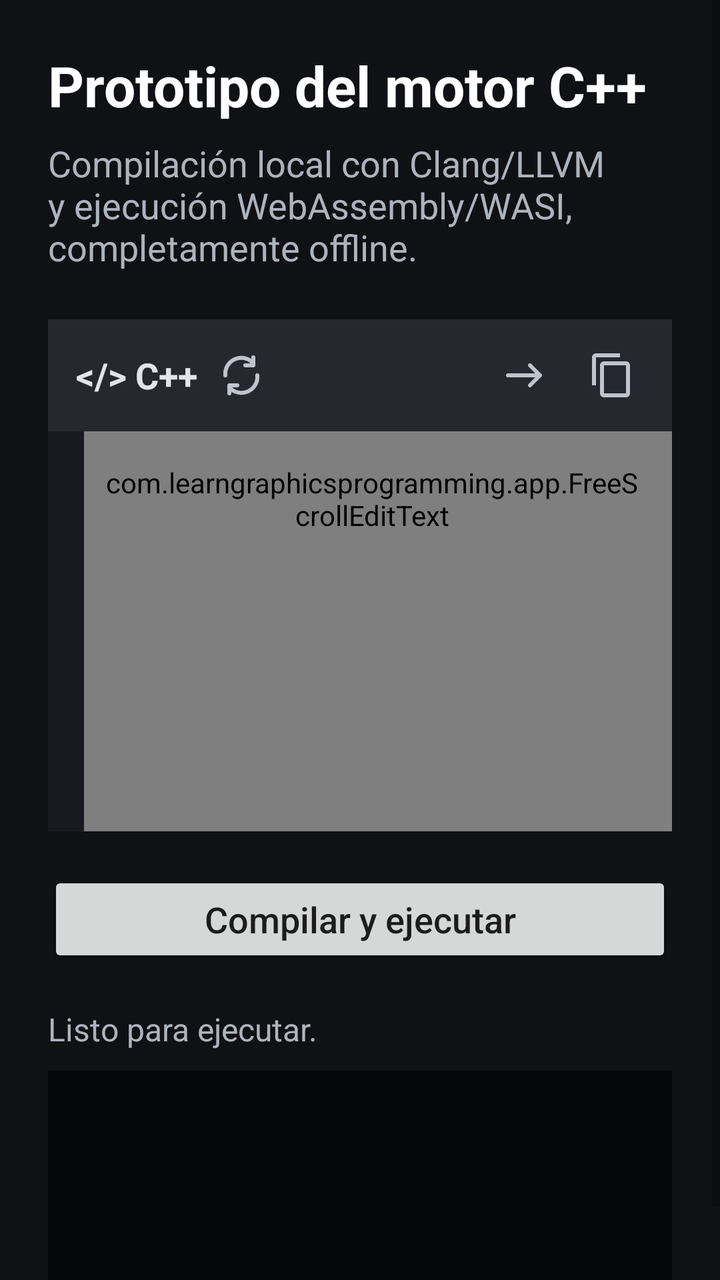
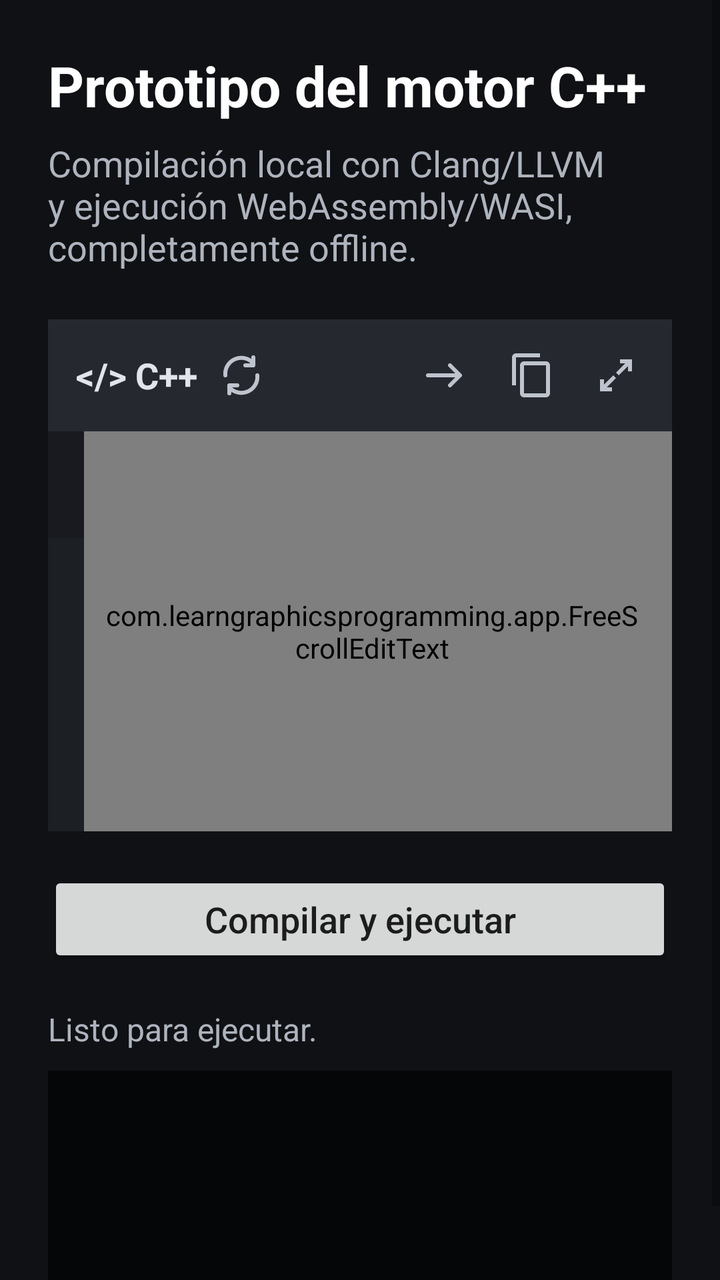

Two renders of the same Android screen: before a commit and after it. Below are the layout's source before the change and the commit's diff.
<!-- AndroidManifest.xml: application theme Theme.LearnGraphicsProgramming -->
<!-- res/layout/activity_cpp_prototype.xml -->
<?xml version="1.0" encoding="utf-8"?>
<LinearLayout
    xmlns:android="http://schemas.android.com/apk/res/android"
    android:layout_width="match_parent"
    android:layout_height="match_parent"
    android:background="#101114"
    android:orientation="vertical">

    <ScrollView
        android:layout_width="match_parent"
        android:layout_height="0dp"
        android:layout_weight="1"
        android:clipChildren="false"
        android:clipToPadding="false"
        android:fillViewport="true">

    <LinearLayout
        android:layout_width="match_parent"
        android:layout_height="wrap_content"
        android:clipChildren="false"
        android:clipToPadding="false"
        android:orientation="vertical"
        android:padding="24dp">

        <TextView
            android:layout_width="match_parent"
            android:layout_height="wrap_content"
            android:text="@string/cpp_runtime_title"
            android:textColor="#FFFFFF"
            android:textSize="28sp"
            android:textStyle="bold" />

        <TextView
            android:layout_width="match_parent"
            android:layout_height="wrap_content"
            android:layout_marginTop="8dp"
            android:text="@string/cpp_runtime_description"
            android:textColor="#AEB4BE"
            android:textSize="18sp" />

        

        <LinearLayout
            android:id="@+id/codeCard"
            android:layout_width="match_parent"
            android:layout_height="wrap_content"
            android:layout_marginTop="24dp"
            android:orientation="vertical">

            

            <LinearLayout
                android:layout_width="match_parent"
                android:layout_height="wrap_content"
                android:background="#25282E"
                android:gravity="center_vertical"
                android:orientation="horizontal"
                android:paddingStart="14dp"
                android:paddingTop="8dp"
                android:paddingEnd="8dp"
                android:paddingBottom="8dp">

                <TextView
                    android:layout_width="wrap_content"
                    android:layout_height="wrap_content"
                    android:text="@string/cpp_code_symbol"
                    android:textColor="#E1E4EB"
                    android:textSize="18sp"
                    android:textStyle="bold" />

                <TextView
                    android:id="@+id/resetCodeButton"
                    android:layout_width="wrap_content"
                    android:layout_height="wrap_content"
                    android:contentDescription="@string/exercise_reset_code"
                    android:gravity="center"
                    android:paddingStart="10dp"
                    android:paddingTop="8dp"
                    android:paddingEnd="10dp"
                    android:paddingBottom="8dp"
                    android:drawableStart="@drawable/ic_code_reset" />

                <View
                    android:layout_width="0dp"
                    android:layout_height="1dp"
                    android:layout_weight="1" />

                <TextView
                    android:id="@+id/alignCodeButton"
                    android:layout_width="wrap_content"
                    android:layout_height="wrap_content"
                    android:contentDescription="@string/exercise_wrap_disabled"
                    android:gravity="center"
                    android:paddingStart="10dp"
                    android:paddingTop="8dp"
                    android:paddingEnd="10dp"
                    android:paddingBottom="8dp"
                    android:drawableStart="@drawable/ic_code_wrap_off" />

                <TextView
                    android:id="@+id/copyCodeButton"
                    android:layout_width="wrap_content"
                    android:layout_height="wrap_content"
                    android:contentDescription="@string/copy_code"
                    android:gravity="center"
                    android:paddingStart="10dp"
                    android:paddingTop="8dp"
                    android:paddingEnd="10dp"
                    android:paddingBottom="8dp"
                    android:drawableStart="@drawable/ic_code_copy" />

            </LinearLayout>

            

            <LinearLayout
                android:id="@+id/codeEditorBody"
                android:layout_width="match_parent"
                android:layout_height="wrap_content"
                android:background="#1C1F24"
                android:baselineAligned="false"
                android:minHeight="200dp"
                android:orientation="horizontal">

                

                <TextView
                    android:id="@+id/lineNumbers"
                    android:layout_width="18dp"
                    android:layout_height="match_parent"
                    android:background="#181A1F"
                    android:fontFamily="monospace"
                    android:gravity="top|end"
                    android:includeFontPadding="false"
                    android:paddingStart="0dp"
                    android:paddingTop="16dp"
                    android:paddingEnd="3dp"
                    android:paddingBottom="16dp"
                    android:textColor="#6F7782"
                    android:textSize="18sp" />

                

                <com.learngraphicsprogramming.app.FreeScrollEditText
                    android:id="@+id/sourceCode"
                    android:layout_width="0dp"
                    android:layout_height="wrap_content"
                    android:layout_weight="1"
                    android:background="@android:color/transparent"
                    android:fontFamily="monospace"
                    android:gravity="top|start"
                    android:includeFontPadding="false"
                    android:inputType="textMultiLine|textNoSuggestions"
                    android:minHeight="200dp"
                    android:overScrollMode="never"
                    android:paddingStart="10dp"
                    android:paddingTop="16dp"
                    android:paddingEnd="16dp"
                    android:paddingBottom="16dp"
                    android:scrollHorizontally="true"
                    android:scrollbars="horizontal"
                    android:textColor="#E6EDF3"
                    android:textSize="18sp" />

            </LinearLayout>

        </LinearLayout>

        <Button
            android:id="@+id/runButton"
            android:layout_width="match_parent"
            android:layout_height="wrap_content"
            android:layout_marginTop="20dp"
            android:text="@string/cpp_runtime_run"
            android:textAllCaps="false"
            android:textSize="18sp" />

        <TextView
            android:id="@+id/statusText"
            android:layout_width="match_parent"
            android:layout_height="wrap_content"
            android:layout_marginTop="20dp"
            android:text="@string/cpp_runtime_ready"
            android:textColor="#AEB4BE"
            android:textSize="16sp" />

        <TextView
            android:id="@+id/outputText"
            android:layout_width="match_parent"
            android:layout_height="wrap_content"
            android:layout_marginTop="10dp"
            android:background="#050607"
            android:fontFamily="monospace"
            android:minHeight="120dp"
            android:padding="18sp"
            android:textColor="#79E29D"
            android:textIsSelectable="true"
            android:textSize="18sp" />

        
        <LinearLayout
            android:id="@+id/clangCompilerSelectorSection"
            android:layout_width="match_parent"
            android:layout_height="wrap_content"
            android:layout_marginTop="16dp"
            android:orientation="vertical"
            android:visibility="gone">

            <TextView
                android:layout_width="match_parent"
                android:layout_height="wrap_content"
                android:text="@string/clang_compiler_selector_title"
                android:textColor="#E6EDF3"
                android:textSize="16sp" />

            <RadioGroup
                android:id="@+id/clangCompilerRadioGroup"
                android:layout_width="match_parent"
                android:layout_height="wrap_content"
                android:orientation="vertical">

                <RadioButton
                    android:id="@+id/clang23RadioButton"
                    android:layout_width="wrap_content"
                    android:layout_height="wrap_content"
                    android:checked="true"
                    android:text="@string/clang_compiler_23"
                    android:textColor="#E6EDF3" />

                <RadioButton
                    android:id="@+id/clang21RadioButton"
                    android:layout_width="wrap_content"
                    android:layout_height="wrap_content"
                    android:layout_marginTop="8dp"
                    android:enabled="false"
                    android:text="@string/clang_compiler_21"
                    android:textColor="#E6EDF3" />
            </RadioGroup>
        </LinearLayout>

        
        <LinearLayout
            android:id="@+id/clang21FeatureSection"
            android:layout_width="match_parent"
            android:layout_height="wrap_content"
            android:layout_marginTop="24dp"
            android:orientation="vertical"
            android:visibility="gone">

            <TextView
                android:layout_width="match_parent"
                android:layout_height="wrap_content"
                android:text="@string/clang21_feature_title"
                android:textColor="#FFFFFF"
                android:textSize="20sp"
                android:textStyle="bold" />

            <TextView
                android:layout_width="match_parent"
                android:layout_height="wrap_content"
                android:layout_marginTop="8dp"
                android:text="@string/clang21_panel_description"
                android:textColor="#AEB4BE"
                android:textSize="15sp" />

            <TextView
                android:id="@+id/clang21FeatureStatus"
                android:layout_width="match_parent"
                android:layout_height="wrap_content"
                android:layout_marginTop="12dp"
                android:accessibilityLiveRegion="polite"
                android:text="@string/clang21_not_installed"
                android:textColor="#D5DBE6"
                android:textSize="15sp" />

            <TextView
                android:id="@+id/clang21ExecutionUnavailable"
                android:layout_width="match_parent"
                android:layout_height="wrap_content"
                android:layout_marginTop="8dp"
                android:text="@string/clang21_installed_unavailable"
                android:textColor="#F0C280"
                android:textSize="14sp"
                android:visibility="gone" />

            <ProgressBar
                android:id="@+id/clang21FeatureProgress"
                style="?android:attr/progressBarStyleHorizontal"
                android:layout_width="match_parent"
                android:layout_height="wrap_content"
                android:layout_marginTop="10dp"
                android:max="100"
                android:visibility="gone" />

            <LinearLayout
                android:layout_width="match_parent"
                android:layout_height="wrap_content"
                android:layout_marginTop="8dp"
                android:gravity="center_vertical"
                android:orientation="horizontal">

                <Button
                    android:id="@+id/clang21DownloadButton"
                    android:layout_width="0dp"
                    android:layout_height="wrap_content"
                    android:layout_weight="1"
                    android:text="@string/clang21_download"
                    android:textAllCaps="false" />

                <Button
                    android:id="@+id/clang21CancelButton"
                    android:layout_width="wrap_content"
                    android:layout_height="wrap_content"
                    android:layout_marginStart="8dp"
                    android:text="@string/clang21_cancel_download"
                    android:textAllCaps="false"
                    android:visibility="gone" />
            </LinearLayout>
        </LinearLayout>

    </LinearLayout>

    </ScrollView>

    
    <HorizontalScrollView
        android:id="@+id/programmingKeyboardBar"
        android:layout_width="match_parent"
        android:layout_height="52dp"
        android:background="#181A1F"
        android:fillViewport="false"
        android:overScrollMode="never"
        android:scrollbars="none"
        android:visibility="gone">

        <LinearLayout
            android:id="@+id/programmingKeyboardBarContent"
            android:layout_width="wrap_content"
            android:layout_height="match_parent"
            android:gravity="center_vertical"
            android:orientation="horizontal"
            android:paddingStart="4dp"
            android:paddingEnd="4dp" />
    </HorizontalScrollView>

</LinearLayout>
<!-- resources referenced by this layout -->
<resources>
  <!-- drawable ic_code_copy (drawable) -->
  <vector xmlns:android="http://schemas.android.com/apk/res/android"
      android:width="24dp"
      android:height="24dp"
      android:viewportWidth="24"
      android:viewportHeight="24">
  
      <path
          android:fillColor="#BEC3CD"
          android:pathData="M16,1H4C2.9,1 2,1.9 2,3V17H4V3H16V1ZM19,5H8C6.9,5 6,5.9 6,7V21C6,22.1 6.9,23 8,23H19C20.1,23 21,22.1 21,21V7C21,5.9 20.1,5 19,5ZM19,21H8V7H19V21Z" />
  
  </vector>
  <!-- drawable ic_code_wrap_off (drawable) -->
  <vector xmlns:android="http://schemas.android.com/apk/res/android"
      android:width="24dp"
      android:height="24dp"
      android:viewportWidth="24"
      android:viewportHeight="24">
  
      <path
          android:fillColor="@android:color/transparent"
          android:strokeColor="#BEC3CD"
          android:strokeWidth="2"
          android:strokeLineCap="round"
          android:strokeLineJoin="round"
          android:pathData="M4,12 L20,12 M15,7 L20,12 L15,17" />
  
  </vector>
  <string name="clang21_cancel_download">Cancelar descarga</string>
  <string name="clang21_download">Descargar Clang 21</string>
  <string name="clang21_feature_title">Compilador Clang 21 opcional</string>
  <string name="clang21_installed_unavailable">Clang 21 está instalado, pero Android todavía no permite ejecutar sus bibliotecas nativas desde esta instalación. Se mantiene Clang 23.</string>
  <string name="clang21_not_installed">Clang 21 no está instalado.</string>
  <string name="clang21_panel_description">Clang 23 es el compilador predeterminado. Si instalas Clang 21 desde Google Play, podrás seleccionarlo para compilar sin cambiar Clang 23.</string>
  <string name="clang_compiler_21">Clang 21 (opcional)</string>
  <string name="clang_compiler_23">Clang 23 (predeterminado)</string>
  <string name="clang_compiler_selector_title">Compilador para ejecutar este código</string>
  <string name="copy_code">Copiar</string>
  <string name="cpp_code_symbol" translatable="false">&lt;/&gt;  C++</string>
  <string name="cpp_runtime_description">Compilación local con Clang/LLVM y ejecución WebAssembly/WASI, completamente offline.</string>
  <string name="cpp_runtime_ready">Listo para ejecutar.</string>
  <string name="cpp_runtime_run">Compilar y ejecutar</string>
  <string name="cpp_runtime_title">Prototipo del motor C++</string>
  <string name="exercise_reset_code">Reiniciar código</string>
  <string name="exercise_wrap_disabled">Ajuste de línea desactivado</string>
  <color name="purple_500">#FF59F0FC</color>
  <color name="purple_700">#FF31848B</color>
  <color name="black">#FF000000</color>
  <color name="teal_200">#FF03DAC5</color>
  <color name="teal_700">#FF018786</color>
  <!-- unchanged entries left out for length: 2 -->
</resources>

<!-- the commit's change to res/layout/activity_cpp_prototype.xml (unified diff, before → after) -->
@@ -7,6 +7,7 @@
     android:orientation="vertical">
 
     <ScrollView
+        android:id="@+id/compilerScroll"
         android:layout_width="match_parent"
         android:layout_height="0dp"
         android:layout_weight="1"
@@ -15,6 +16,7 @@
         android:fillViewport="true">
 
     <LinearLayout
+        android:id="@+id/compilerContent"
         android:layout_width="match_parent"
         android:layout_height="wrap_content"
         android:clipChildren="false"
@@ -50,6 +52,7 @@
             
 
             <LinearLayout
+                android:id="@+id/codeHeader"
                 android:layout_width="match_parent"
                 android:layout_height="wrap_content"
                 android:background="#25282E"
@@ -109,6 +112,15 @@
                     android:paddingBottom="8dp"
                     android:drawableStart="@drawable/ic_code_copy" />
 
+                <TextView
+                    android:id="@+id/fullscreenCodeButton"
+                    android:layout_width="wrap_content"
+                    android:layout_height="wrap_content"
+                    android:contentDescription="@string/exercise_fullscreen"
+                    android:gravity="center"
+                    android:padding="8dp"
+                    android:drawableStart="@drawable/ic_code_fullscreen" />
+
             </LinearLayout>
 
             
@@ -124,10 +136,17 @@
 
                 
 
-                <TextView
-                    android:id="@+id/lineNumbers"
+                <ScrollView
+                    android:id="@+id/lineNumberScroll"
                     android:layout_width="18dp"
                     android:layout_height="match_parent"
+                    android:scrollbars="none"
+                    android:overScrollMode="never">
+
+                <TextView
+                    android:id="@+id/lineNumbers"
+                    android:layout_width="match_parent"
+                    android:layout_height="wrap_content"
                     android:background="#181A1F"
                     android:fontFamily="monospace"
                     android:gravity="top|end"
@@ -139,30 +158,59 @@
                     android:textColor="#6F7782"
                     android:textSize="18sp" />
 
+                </ScrollView>
+
                 
+
+                <FrameLayout
+                    android:id="@+id/editorContainer"
+                    android:layout_width="0dp"
+                    android:layout_height="match_parent"
+                    android:layout_weight="1">
 
                 <com.learngraphicsprogramming.app.FreeScrollEditText
                     android:id="@+id/sourceCode"
-                    android:layout_width="0dp"
-                    android:layout_height="wrap_content"
-                    android:layout_weight="1"
+                    android:layout_width="match_parent"
+                    android:layout_height="match_parent"
                     android:background="@android:color/transparent"
                     android:fontFamily="monospace"
                     android:gravity="top|start"
                     android:includeFontPadding="false"
                     android:inputType="textMultiLine|textNoSuggestions"
-                    android:minHeight="200dp"
                     android:overScrollMode="never"
                     android:paddingStart="10dp"
                     android:paddingTop="16dp"
                     android:paddingEnd="16dp"
                     android:paddingBottom="16dp"
                     android:scrollHorizontally="true"
-                    android:scrollbars="horizontal"
+                    android:scrollbars="none"
                     android:textColor="#E6EDF3"
                     android:textSize="18sp" />
 
+                <SeekBar
+                    android:id="@+id/editorVerticalBar"
+                    android:layout_width="180dp"
+                    android:layout_height="28dp"
+                    android:layout_gravity="end|center_vertical"
+                    android:layout_marginEnd="-76dp"
+                    android:rotation="90"
+                    android:max="0"
+                    android:splitTrack="false"
+                    android:contentDescription="@string/code_scroll_vertical"
+                    android:visibility="gone" />
+
+                </FrameLayout>
+
             </LinearLayout>
+
+            <SeekBar
+                android:id="@+id/editorHorizontalBar"
+                android:layout_width="match_parent"
+                android:layout_height="28dp"
+                android:max="0"
+                android:splitTrack="false"
+                android:contentDescription="@string/code_scroll_horizontal"
+                android:visibility="gone" />
 
         </LinearLayout>
 
<!-- resource entries referenced after the edit -->
@@ -10,6 +10,24 @@
       <path
           android:fillColor="#BEC3CD"
           android:pathData="M16,1H4C2.9,1 2,1.9 2,3V17H4V3H16V1ZM19,5H8C6.9,5 6,5.9 6,7V21C6,22.1 6.9,23 8,23H19C20.1,23 21,22.1 21,21V7C21,5.9 20.1,5 19,5ZM19,21H8V7H19V21Z" />
+  
+  </vector>
+  <!-- drawable ic_code_fullscreen (drawable) -->
+  <vector xmlns:android="http://schemas.android.com/apk/res/android"
+      android:width="24dp"
+      android:height="24dp"
+      android:viewportWidth="24"
+      android:viewportHeight="24">
+  
+      
+      <path
+          android:fillColor="#BEC3CD"
+          android:pathData="M14,4H20V10H18V7.41L13.41,12L12,10.59L16.59,6H14V4Z" />
+  
+      
+      <path
+          android:fillColor="#BEC3CD"
+          android:pathData="M10,20H4V14H6V16.59L10.59,12L12,13.41L7.41,18H10V20Z" />
   
   </vector>
   <!-- drawable ic_code_wrap_off (drawable) -->
@@ -37,12 +55,15 @@
   <string name="clang_compiler_21">Clang 21 (opcional)</string>
   <string name="clang_compiler_23">Clang 23 (predeterminado)</string>
   <string name="clang_compiler_selector_title">Compilador para ejecutar este código</string>
+  <string name="code_scroll_horizontal">Desplazamiento horizontal del código</string>
+  <string name="code_scroll_vertical">Desplazamiento vertical del código</string>
   <string name="copy_code">Copiar</string>
   <string name="cpp_code_symbol" translatable="false">&lt;/&gt;  C++</string>
   <string name="cpp_runtime_description">Compilación local con Clang/LLVM y ejecución WebAssembly/WASI, completamente offline.</string>
   <string name="cpp_runtime_ready">Listo para ejecutar.</string>
   <string name="cpp_runtime_run">Compilar y ejecutar</string>
   <string name="cpp_runtime_title">Prototipo del motor C++</string>
+  <string name="exercise_fullscreen">Pantalla completa</string>
   <string name="exercise_reset_code">Reiniciar código</string>
   <string name="exercise_wrap_disabled">Ajuste de línea desactivado</string>
   <color name="purple_500">#FF59F0FC</color>
